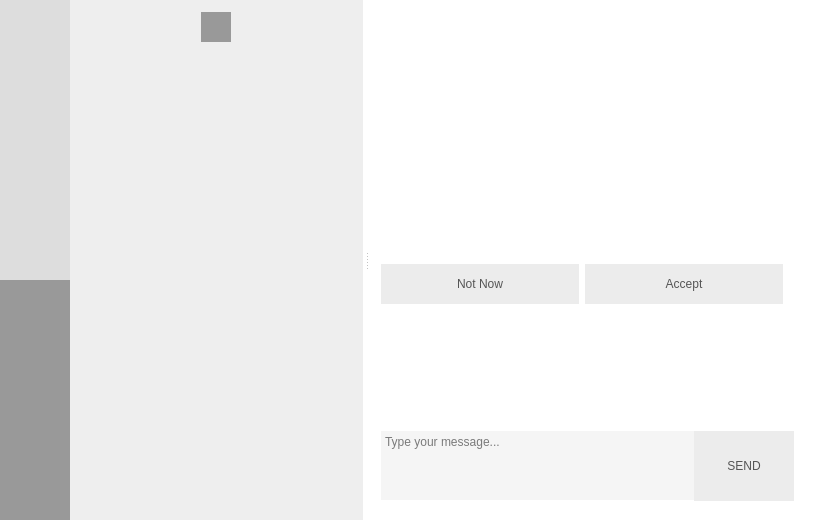
E2EEIM/E2EEIM, file E2EEIM-Desktop/mainwindow.ui: the form before one commit.
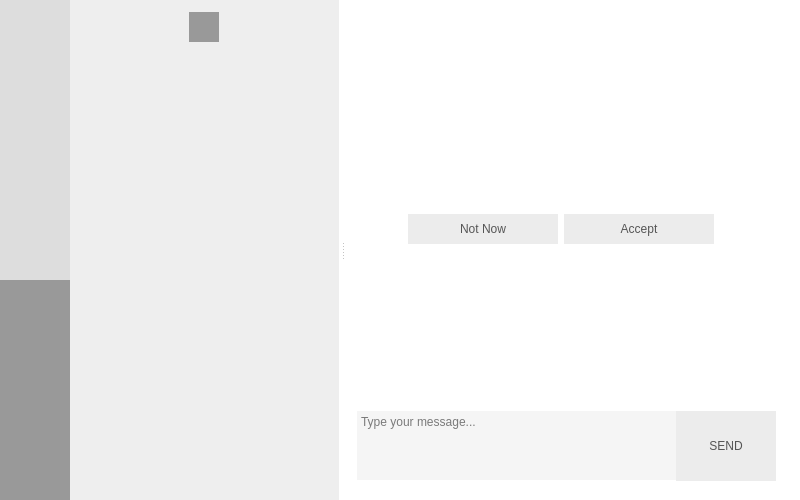
The form after the commit. Icons and pictures are not drawn.

Patch:
```diff
--- a/E2EEIM-Desktop/mainwindow.ui
+++ b/E2EEIM-Desktop/mainwindow.ui
@@ -6,8 +6,8 @@
    <rect>
     <x>0</x>
     <y>0</y>
-    <width>818</width>
-    <height>520</height>
+    <width>800</width>
+    <height>500</height>
    </rect>
   </property>
   <property name="palette">
@@ -343,7 +343,7 @@
      <widget class="QSplitter" name="splitter">
       <property name="sizePolicy">
        <sizepolicy hsizetype="Expanding" vsizetype="Preferred">
-        <horstretch>1</horstretch>
+        <horstretch>0</horstretch>
         <verstretch>0</verstretch>
        </sizepolicy>
       </property>
@@ -356,7 +356,7 @@
       <widget class="QFrame" name="frame_Contact">
        <property name="sizePolicy">
         <sizepolicy hsizetype="Preferred" vsizetype="Preferred">
-         <horstretch>1</horstretch>
+         <horstretch>0</horstretch>
          <verstretch>0</verstretch>
         </sizepolicy>
        </property>
@@ -490,7 +490,7 @@
       <widget class="QFrame" name="frame_Conversation">
        <property name="sizePolicy">
         <sizepolicy hsizetype="Preferred" vsizetype="Preferred">
-         <horstretch>1</horstretch>
+         <horstretch>0</horstretch>
          <verstretch>0</verstretch>
         </sizepolicy>
        </property>
@@ -535,14 +535,14 @@
              </property>
              <property name="minimumSize">
               <size>
-               <width>200</width>
-               <height>200</height>
+               <width>150</width>
+               <height>150</height>
               </size>
              </property>
              <property name="maximumSize">
               <size>
-               <width>200</width>
-               <height>200</height>
+               <width>150</width>
+               <height>150</height>
               </size>
              </property>
              <property name="styleSheet">
@@ -566,8 +566,8 @@
              </property>
              <property name="iconSize">
               <size>
-               <width>200</width>
-               <height>200</height>
+               <width>150</width>
+               <height>150</height>
               </size>
              </property>
              <property name="flat">
@@ -611,8 +611,33 @@
            <enum>QFrame::Raised</enum>
           </property>
           <layout class="QHBoxLayout" name="horizontalLayout_3">
+           <item>
+            <spacer name="horizontalSpacer">
+             <property name="orientation">
+              <enum>Qt::Horizontal</enum>
+             </property>
+             <property name="sizeHint" stdset="0">
+              <size>
+               <width>40</width>
+               <height>20</height>
+              </size>
+             </property>
+            </spacer>
+           </item>
            <item>
             <widget class="QPushButton" name="pushButton_addFriend_decline">
+             <property name="minimumSize">
+              <size>
+               <width>150</width>
+               <height>30</height>
+              </size>
+             </property>
+             <property name="maximumSize">
+              <size>
+               <width>150</width>
+               <height>30</height>
+              </size>
+             </property>
              <property name="styleSheet">
               <string notr="true">QPushButton {
 	border: 0;
@@ -639,6 +664,18 @@
            </item>
            <item>
             <widget class="QPushButton" name="pushButton_addFriend_accept">
+             <property name="minimumSize">
+              <size>
+               <width>150</width>
+               <height>30</height>
+              </size>
+             </property>
+             <property name="maximumSize">
+              <size>
+               <width>150</width>
+               <height>30</height>
+              </size>
+             </property>
              <property name="styleSheet">
               <string notr="true">QPushButton {
 	border: 0;
@@ -663,6 +700,19 @@
              </property>
             </widget>
            </item>
+           <item>
+            <spacer name="horizontalSpacer_2">
+             <property name="orientation">
+              <enum>Qt::Horizontal</enum>
+             </property>
+             <property name="sizeHint" stdset="0">
+              <size>
+               <width>40</width>
+               <height>20</height>
+              </size>
+             </property>
+            </spacer>
+           </item>
           </layout>
          </widget>
         </item>
```
Left out of the diff: 24 changed lines with no effect on the pictures.
